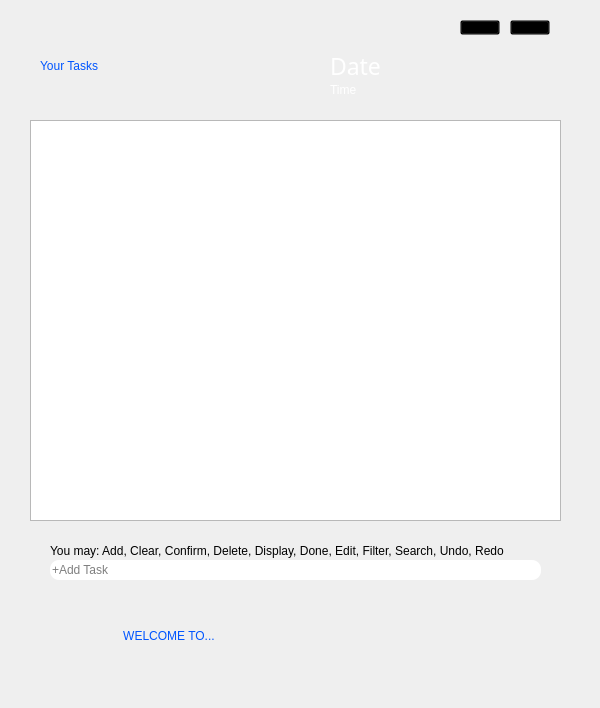
First picture: the form in TimeWiseGUI/timewisegui.ui, repository terencelimzhengwei/cs2103jan2014-t17-3c, before the edit.
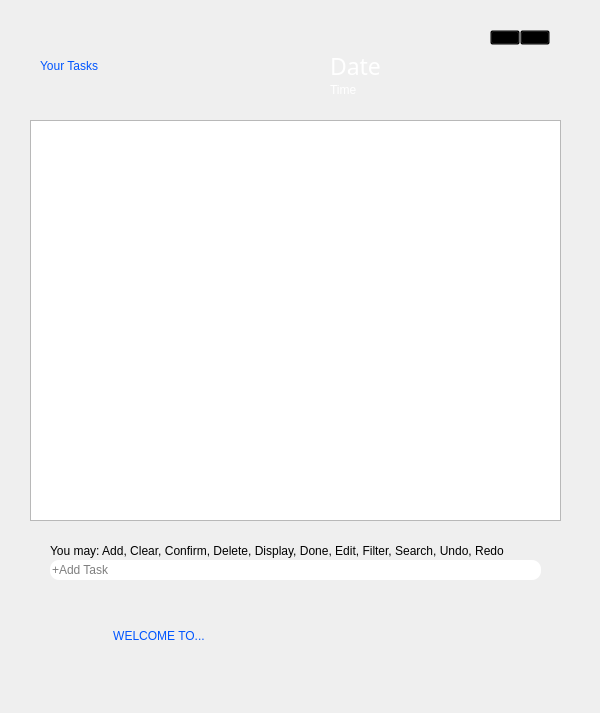
Second picture: the form after the edit. Icons and pictures are not drawn.

```diff
--- a/TimeWiseGUI/timewisegui.ui
+++ b/TimeWiseGUI/timewisegui.ui
@@ -13,19 +13,19 @@
     <x>0</x>
     <y>0</y>
     <width>600</width>
-    <height>708</height>
+    <height>713</height>
    </rect>
   </property>
   <property name="minimumSize">
    <size>
     <width>600</width>
-    <height>708</height>
+    <height>713</height>
    </size>
   </property>
   <property name="maximumSize">
    <size>
     <width>600</width>
-    <height>708</height>
+    <height>713</height>
    </size>
   </property>
   <property name="windowTitle">
@@ -212,21 +212,21 @@
    <widget class="QPushButton" name="pushButton_minimize">
     <property name="geometry">
      <rect>
-      <x>460</x>
-      <y>20</y>
-      <width>40</width>
+      <x>490</x>
+      <y>30</y>
+      <width>30</width>
       <height>15</height>
      </rect>
     </property>
     <property name="minimumSize">
      <size>
-      <width>40</width>
+      <width>30</width>
       <height>15</height>
      </size>
     </property>
     <property name="maximumSize">
      <size>
-      <width>40</width>
+      <width>30</width>
       <height>15</height>
      </size>
     </property>
@@ -242,21 +242,21 @@
    <widget class="QPushButton" name="pushButton_close">
     <property name="geometry">
      <rect>
-      <x>510</x>
-      <y>20</y>
-      <width>40</width>
+      <x>520</x>
+      <y>30</y>
+      <width>30</width>
       <height>15</height>
      </rect>
     </property>
     <property name="minimumSize">
      <size>
-      <width>40</width>
+      <width>30</width>
       <height>15</height>
      </size>
     </property>
     <property name="maximumSize">
      <size>
-      <width>40</width>
+      <width>30</width>
       <height>15</height>
      </size>
     </property>
@@ -324,7 +324,7 @@
    <widget class="QLabel" name="label_mlog">
     <property name="geometry">
      <rect>
-      <x>50</x>
+      <x>40</x>
       <y>600</y>
       <width>291</width>
       <height>71</height>
```
